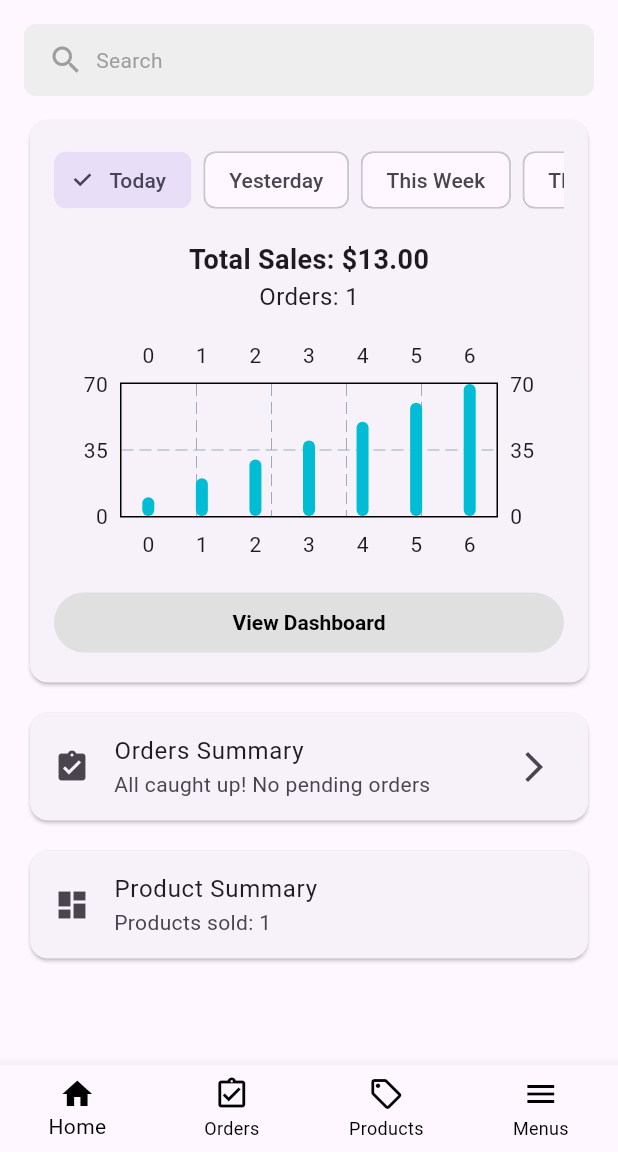
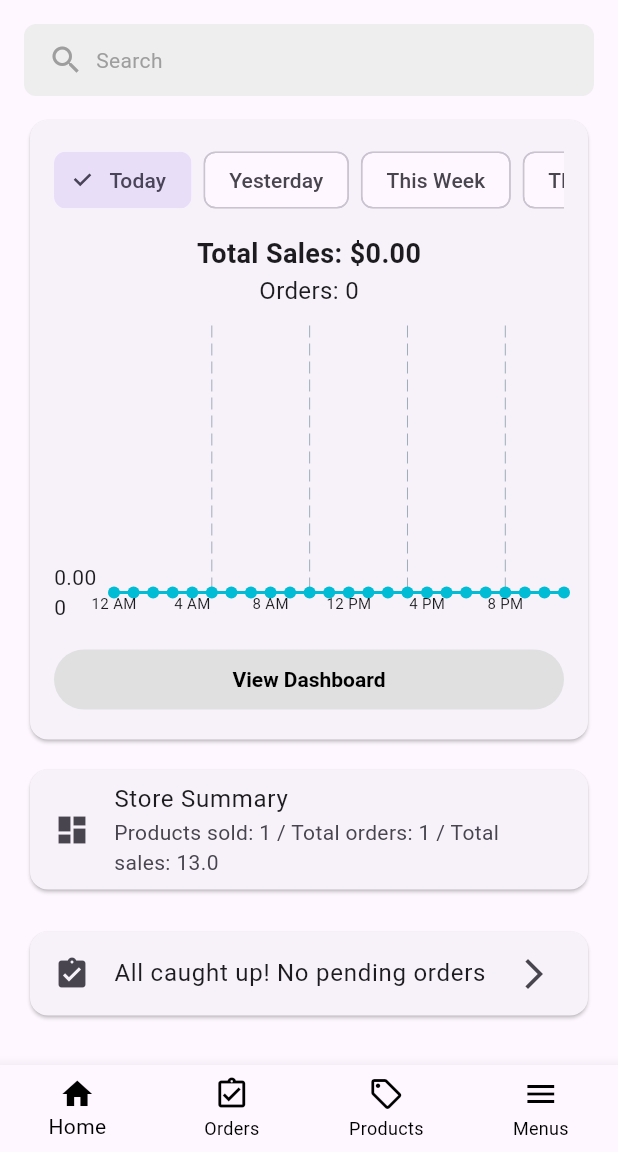
Before and after one commit to TzuHsuanLin-127322/Comp5450Challenge1, a Flutter app: the screen it shows after launch, after a tap on "Today", on a phone screen of 412 x 824 dp, the part 84-1236 px from its top. Run offline on Flutter 3.47's test engine with Material 3 defaults, Android fonts, the phone set to English and light mode, and no system bars; drawn by our look-alikes of fl_chart; our stand-ins replace image_picker.

Commit message:
Added orderTime in model and updated dashboard

```diff
--- a/lib/data/services/mock_order_service.dart
+++ b/lib/data/services/mock_order_service.dart
@@ -28,7 +28,8 @@ class FakeOrderService implements OrderService {
       cart: order.cart,
       billItemList: order.billItemList,
       finalPrice: order.finalPrice,
-      orderStatus: order.orderStatus
+      orderStatus: order.orderStatus,
+      orderTime: order.orderTime
     );
     _orderList.orders.add(newOrder);
     return HttpServiceResult(statusCode: 200, data: newOrder);
@@ -55,7 +56,8 @@ class FakeOrderService implements OrderService {
         cart: order.cart,
         billItemList: order.billItemList,
         finalPrice: order.finalPrice,
-        orderStatus: order.orderStatus
+        orderStatus: order.orderStatus,
+        orderTime: order.orderTime,
       );
       return HttpServiceResult(statusCode: 200, data: true);
     }
--- a/lib/model/fakeData/fake_order_list_model.dart
+++ b/lib/model/fakeData/fake_order_list_model.dart
@@ -52,7 +52,8 @@ final dummyOrderList = OrderListModel(
         major: 13,
         minor: 10
       ),
-      orderStatus: OrderStatus.confirmed
+      orderStatus: OrderStatus.confirmed,
+      orderTime: DateTime.now().subtract(const Duration(days: 1)),
     ),
   ]
 );
--- a/lib/model/order_model.dart
+++ b/lib/model/order_model.dart
@@ -10,7 +10,8 @@ class OrderModel {
   final List<BillItemModel> billItemList;
   final Money finalPrice;
   final OrderStatus orderStatus;
-  OrderModel({this.id = -1, required this.customerInfo, required this.cart, required this.billItemList, required this.finalPrice, required this.orderStatus});
+  final DateTime orderTime;
+  OrderModel({this.id = -1, required this.customerInfo, required this.cart, required this.billItemList, required this.finalPrice, required this.orderStatus, required this.orderTime});
 }
 
 enum OrderStatus {pending, confirmed, paymentConfirmed, shipped, complete}
--- a/lib/ui/home_view_model.dart
+++ b/lib/ui/home_view_model.dart
@@ -47,4 +47,56 @@ class HomeViewModel extends ChangeNotifier {
     }
     return products;
   }
+
+  /// Daily sales for the last [days] days (oldest first)
+  List<double> dailySales({int days = 7}) {
+    final now = DateTime.now();
+    List<double> sales = List.filled(days, 0.0);
+
+    for (var order in _orders) {
+      final diff = now.difference(order.orderTime).inDays;
+      if (diff >= 0 && diff < days) {
+        // bucket index: days - diff - 1 (so today is last index)
+        final idx = days - diff - 1;
+        sales[idx] += order.finalPrice.major;
+      }
+    }
+    return sales;
+  }
+
+  // Labels for days
+  List<String> dailyLabels({int days = 7}) {
+    final now = DateTime.now();
+    return List.generate(days, (i) {
+      final day = now.subtract(Duration(days: days - i - 1));
+      return "${day.month}/${day.day}";
+    });
+  }
+
+  /// Hourly sales for a given day
+  List<double> hourlySales(DateTime day) {
+    List<double> sales = List.filled(24, 0.0);
+    for (var order in _orders) {
+      final d = order.orderTime;
+      if (d.year == day.year && d.month == day.month && d.day == day.day) {
+        sales[d.hour] += order.finalPrice.major;
+      }
+    }
+    return sales;
+  }
+
+  // Labels for hours
+  List<String> hourlyLabels({int intervalHours = 4}) {
+    return List.generate(24, (i) {
+      if (i % intervalHours != 0) return '';
+      final hour12 = i % 12 == 0 ? 12 : i % 12;
+      final period = i < 12 ? 'AM' : 'PM';
+      return '$hour12 $period';
+    });
+  }
+
+
+  /// TODO: Get product information (name, price, image)
+
+
 }
--- a/lib/ui/main_page.dart
+++ b/lib/ui/main_page.dart
@@ -152,12 +152,12 @@ class HomePage extends StatelessWidget {
           ),
           SizedBox(height: 12),
 
+          /// Product Summary
+          _buildProductSummary(vm, context, isWide ? 4 : 2),
+          SizedBox(height: 12),
+
           /// Messages Panel
           _buildMessagesPanel(vm, context),
-          SizedBox(height: 12),
-
-          /// Recently sold products
-          _buildProductSummary(vm, context, isWide ? 4 : 2),
           SizedBox(height: 12),
         ],
       ),
@@ -170,8 +170,7 @@ Widget _buildMessagesPanel(HomeViewModel vm, BuildContext context) {
   return Card(
     child: ListTile(
       leading: Icon(Icons.assignment_turned_in),
-      title: Text('Orders Summary'),
-      subtitle: Text(pending == 0
+      title: Text(pending == 0
           ? 'All caught up! No pending orders'
           : 'You have $pending pending orders'),
       trailing: Icon(Icons.arrow_forward_ios),
@@ -183,16 +182,19 @@ Widget _buildMessagesPanel(HomeViewModel vm, BuildContext context) {
 
 Widget _buildProductSummary(HomeViewModel vm, BuildContext context, int crossAxisCount) {
   final products = vm.recentlySoldProducts;
+
   return Column(
     children: [
       /// Products Sold
       Card(
         child: ListTile(
           leading: Icon(Icons.dashboard),
-          title: Text('Product Summary'),
+          title: Text('Store Summary'),
+          // two lines of text
           subtitle: Text(products.isEmpty
               ? 'No products sold yet'
-              : 'Products sold: ${products.length}'),
+              : 'Products sold: ${products.length} / Total orders: ${vm.totalOrders} / Total sales: ${vm.totalSales}'
+              ),
         ),
       ),
       SizedBox(height: 8),
--- a/lib/ui/orders/orders_view_model.dart
+++ b/lib/ui/orders/orders_view_model.dart
@@ -56,7 +56,8 @@ class OrdersViewModel extends ChangeNotifier{
       cart: model.cart,
       billItemList: model.billItemList,
       finalPrice: model.finalPrice,
-      orderStatus: newStatus
+      orderStatus: newStatus,
+      orderTime: model.orderTime,
     );
     _orderRepository.updateOrder(model.id, newModel).then((result) {
       if (result.statusCode == 200) {
--- a/lib/ui/widgets/dashboard_card.dart
+++ b/lib/ui/widgets/dashboard_card.dart
@@ -12,14 +12,50 @@ class DashboardCard extends StatefulWidget {
 }
 
 class _DashboardCardState extends State<DashboardCard> {
-  String selected = 'Today';
+  String selected = 'This Week';
   final List<String> filters = ['Today', 'Yesterday', 'This Week', 'This Month'];
 
   @override
   Widget build(BuildContext context) {
+    // Determine data & labels
+    List<double> data;
+    List<String> labels;
+    double labelInterval;
+    double periodTotal;
+
+    if (selected == 'Today') {
+      final today = DateTime.now();
+      data = widget.vm.hourlySales(today);
+      labels = widget.vm.hourlyLabels();
+      labelInterval = 4.0;
+    } else if (selected == 'Yesterday') {
+      final yesterday = DateTime.now().subtract(Duration(days: 1));
+      data = widget.vm.hourlySales(yesterday);
+      labels = widget.vm.hourlyLabels();
+      labelInterval = 4.0;
+    } else if (selected == 'This Week') {
+      data = widget.vm.dailySales();
+      labels = widget.vm.dailyLabels();
+      labelInterval = 1.0;
+    } else {
+      final days = selected == 'This Month' ? 30 : 7;
+      data = widget.vm.dailySales(days: days);
+      labels = widget.vm.dailyLabels(days: days);
+      labelInterval = 5.0;
+    }
+
+    // Determine max Y value and interval
+    final maxY = data.isEmpty ? 0.0
+        : data.reduce((a, b) => a > b ? a : b);
+    double interval = maxY / 5;
+    if (interval <= 0) interval = 1;
+
+    // Sum up the visible data
+    periodTotal = data.fold(0.0, (sum, val) => sum + val);
+
     return Column(
       children: [
-        // Header
+        // Filter Chips
         SingleChildScrollView(
           scrollDirection: Axis.horizontal,
           child: Row(
@@ -33,42 +69,87 @@ class _DashboardCardState extends State<DashboardCard> {
             )).toList(),
           ),
         ),
-        SizedBox(height: 16),
+        SizedBox(height: 12),
 
         // Summary Text
         Column(
+          crossAxisAlignment: CrossAxisAlignment.center,
           children: [
-            Text('Total Sales: \$${widget.vm.totalSales.toStringAsFixed(2)}', style: TextStyle(fontSize: 18, fontWeight: FontWeight.bold)),
-            Text('Orders: ${widget.vm.totalOrders}', style: TextStyle(fontSize: 16)),
+            Text('Total Sales: \$${periodTotal.toStringAsFixed(2)}', style: TextStyle(fontSize: 18, fontWeight: FontWeight.bold)),
+            Text('Orders: ${data.where((v) => v > 0).length}', style: TextStyle(fontSize: 16)),
           ],
         ),
-        SizedBox(height: 16),
+        SizedBox(height: 12),
 
-        // Bar Chart
+        // Line Chart
         SizedBox(
-          height: 150,
-          child: BarChart(
-            BarChartData(
-              alignment: BarChartAlignment.spaceAround,
-              barGroups: List.generate(7, (i) => BarChartGroupData(
-                x: i,
-                barRods: [BarChartRodData(toY: (i + 1) * 10)],
-              )),
+          height: 200,
+          child: LineChart(
+            LineChartData(
+              // hide top & right axes
+              titlesData: FlTitlesData(
+                show: true,
+                topTitles: AxisTitles(sideTitles: SideTitles(showTitles: false)),
+                rightTitles: AxisTitles(sideTitles: SideTitles(showTitles: false)),
+                bottomTitles: AxisTitles(
+                  sideTitles: SideTitles(
+                    showTitles: true,
+                    interval: labelInterval,
+                    getTitlesWidget: (value, meta) {
+                      final i = value.toInt();
+                      if (i >= 0 && i < labels.length) {
+                        return Text(labels[i], style: const TextStyle(fontSize: 10));
+                      }
+                      return const SizedBox.shrink();
+                    },
+                  ),
+                ),
+                leftTitles: AxisTitles(
+                  sideTitles: SideTitles(
+                    showTitles: true,
+                    interval: labelInterval,
+                    reservedSize: 40,
                   ),
                 ),
               ),
-        SizedBox(height: 16),
+
+              gridData: FlGridData(show: true),
+              borderData: FlBorderData(show: false),
+
+              // ensure zero‐values stay at zero
+              lineBarsData: [
+                LineChartBarData(
+                spots: List.generate(
+                  data.length,
+                  (i) => FlSpot(i.toDouble(), data[i].clamp(0.0, double.infinity)),
+                ),
+                isCurved: true,
+                preventCurveOverShooting: true,
+                dotData: FlDotData(show: true),
+                barWidth: 2,
+                ),
+              ]
+            ),
+
+
+        ),
+      ),
+
+        SizedBox(height: 12),
 
         // View Dashboard Button
-        Container(
+        SizedBox(
         width: double.infinity,
         child: TextButton(
         style: TextButton.styleFrom(
         backgroundColor: Colors.grey[300],
-              textStyle: TextStyle(fontWeight: FontWeight.bold),
+        textStyle: const TextStyle(fontWeight: FontWeight.bold),
         ),
-            onPressed: () => Navigator.push(context, MaterialPageRoute(builder: (_) => DashboardPage())),
-            child: Text('View Dashboard', style: TextStyle(color: Colors.black)),
+        onPressed: () => Navigator.push(
+        context,
+        MaterialPageRoute(builder: (_) => DashboardPage()),
+        ),
+        child: const Text('View Dashboard', style: TextStyle(color: Colors.black)),
         ),
         ),
     ],
```
Lines whose indentation alone changed are shown as unchanged.
